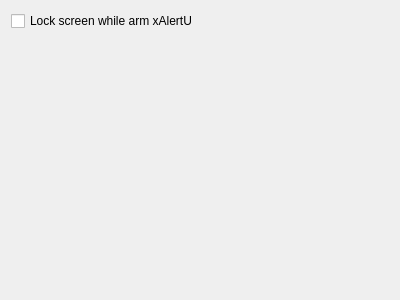
Old version of the form form/xalertuConfig.ui in the repository atanarro/xalertu.
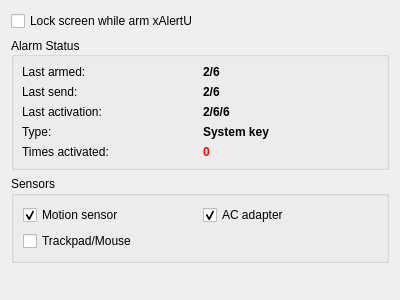
New version of the form.

Commit message: Several changes and new features, including bugs resolved, code reestructuration, added mouse and AC sensor, config GUI improved, added email support, added screenshot support, added icons for accelerometer.

```diff
--- a/form/xalertuConfig.ui
+++ b/form/xalertuConfig.ui
@@ -16,27 +16,14 @@
   <layout class="QVBoxLayout" name="verticalLayout">
    <item>
     <layout class="QGridLayout" name="gridLayout">
-     <item row="0" column="0">
+     <item row="1" column="0">
       <widget class="QCheckBox" name="lockSesion">
        <property name="text">
         <string>Lock screen while arm xAlertU</string>
        </property>
       </widget>
      </item>
-     <item row="0" column="1">
-      <spacer name="horizontalSpacer_2">
-       <property name="orientation">
-        <enum>Qt::Horizontal</enum>
-       </property>
-       <property name="sizeHint" stdset="0">
-        <size>
-         <width>40</width>
-         <height>20</height>
-        </size>
-       </property>
-      </spacer>
-     </item>
-     <item row="1" column="0">
+     <item row="4" column="0">
       <spacer name="verticalSpacer">
        <property name="orientation">
         <enum>Qt::Vertical</enum>
@@ -49,6 +36,233 @@
        </property>
       </spacer>
      </item>
+     <item row="2" column="0">
+      <widget class="QGroupBox" name="gridGroupBox_2">
+       <property name="enabled">
+        <bool>true</bool>
+       </property>
+       <property name="autoFillBackground">
+        <bool>false</bool>
+       </property>
+       <property name="title">
+        <string>Alarm Status</string>
+       </property>
+       <property name="alignment">
+        <set>Qt::AlignLeading|Qt::AlignLeft|Qt::AlignVCenter</set>
+       </property>
+       <property name="flat">
+        <bool>false</bool>
+       </property>
+       <property name="checkable">
+        <bool>false</bool>
+       </property>
+       <layout class="QGridLayout" name="gridLayout_4">
+        <property name="margin">
+         <number>8</number>
+        </property>
+        <item row="1" column="0">
+         <widget class="QLabel" name="label_11">
+          <property name="text">
+           <string>Last send:</string>
+          </property>
+         </widget>
+        </item>
+        <item row="4" column="0">
+         <widget class="QLabel" name="label_12">
+          <property name="text">
+           <string>Times activated:</string>
+          </property>
+         </widget>
+        </item>
+        <item row="3" column="0">
+         <widget class="QLabel" name="label_13">
+          <property name="text">
+           <string>Type:</string>
+          </property>
+         </widget>
+        </item>
+        <item row="0" column="0">
+         <widget class="QLabel" name="label_14">
+          <property name="text">
+           <string>Last armed:</string>
+          </property>
+         </widget>
+        </item>
+        <item row="1" column="1">
+         <widget class="QLabel" name="last_sent">
+          <property name="font">
+           <font>
+            <weight>75</weight>
+            <bold>true</bold>
+           </font>
+          </property>
+          <property name="text">
+           <string>2/6</string>
+          </property>
+         </widget>
+        </item>
+        <item row="4" column="1">
+         <widget class="QLabel" name="times_activated">
+          <property name="palette">
+           <palette>
+            <active>
+             <colorrole role="WindowText">
+              <brush brushstyle="SolidPattern">
+               <color alpha="255">
+                <red>255</red>
+                <green>0</green>
+                <blue>0</blue>
+               </color>
+              </brush>
+             </colorrole>
+             <colorrole role="Text">
+              <brush brushstyle="SolidPattern">
+               <color alpha="255">
+                <red>255</red>
+                <green>0</green>
+                <blue>0</blue>
+               </color>
+              </brush>
+             </colorrole>
+            </active>
+            <inactive>
+             <colorrole role="WindowText">
+              <brush brushstyle="SolidPattern">
+               <color alpha="255">
+                <red>255</red>
+                <green>0</green>
+                <blue>0</blue>
+               </color>
+              </brush>
+             </colorrole>
+             <colorrole role="Text">
+              <brush brushstyle="SolidPattern">
+               <color alpha="255">
+                <red>255</red>
+                <green>0</green>
+                <blue>0</blue>
+               </color>
+              </brush>
+             </colorrole>
+            </inactive>
+            <disabled>
+             <colorrole role="WindowText">
+              <brush brushstyle="SolidPattern">
+               <color alpha="255">
+                <red>146</red>
+                <green>145</green>
+                <blue>144</blue>
+               </color>
+              </brush>
+             </colorrole>
+             <colorrole role="Text">
+              <brush brushstyle="SolidPattern">
+               <color alpha="255">
+                <red>165</red>
+                <green>164</green>
+                <blue>164</blue>
+               </color>
+              </brush>
+             </colorrole>
+            </disabled>
+           </palette>
+          </property>
+          <property name="font">
+           <font>
+            <weight>75</weight>
+            <bold>true</bold>
+           </font>
+          </property>
+          <property name="text">
+           <string>0</string>
+          </property>
+         </widget>
+        </item>
+        <item row="2" column="0">
+         <widget class="QLabel" name="label_17">
+          <property name="text">
+           <string>Last activation:</string>
+          </property>
+         </widget>
+        </item>
+        <item row="3" column="1">
+         <widget class="QLabel" name="type">
+          <property name="font">
+           <font>
+            <weight>75</weight>
+            <bold>true</bold>
+           </font>
+          </property>
+          <property name="text">
+           <string>System key</string>
+          </property>
+         </widget>
+        </item>
+        <item row="2" column="1">
+         <widget class="QLabel" name="last_activation">
+          <property name="font">
+           <font>
+            <weight>75</weight>
+            <bold>true</bold>
+           </font>
+          </property>
+          <property name="text">
+           <string>2/6/6</string>
+          </property>
+         </widget>
+        </item>
+        <item row="0" column="1">
+         <widget class="QLabel" name="last_armed">
+          <property name="font">
+           <font>
+            <weight>75</weight>
+            <bold>true</bold>
+           </font>
+          </property>
+          <property name="text">
+           <string>2/6</string>
+          </property>
+         </widget>
+        </item>
+       </layout>
+      </widget>
+     </item>
+     <item row="3" column="0">
+      <widget class="QGroupBox" name="groupBox">
+       <property name="title">
+        <string>Sensors</string>
+       </property>
+       <layout class="QGridLayout" name="gridLayout_2">
+        <item row="0" column="0">
+         <widget class="QCheckBox" name="activate_motion_sensor">
+          <property name="text">
+           <string>Motion sensor</string>
+          </property>
+          <property name="checked">
+           <bool>true</bool>
+          </property>
+         </widget>
+        </item>
+        <item row="1" column="0">
+         <widget class="QCheckBox" name="activate_mouse_sensor">
+          <property name="text">
+           <string>Trackpad/Mouse</string>
+          </property>
+         </widget>
+        </item>
+        <item row="0" column="1">
+         <widget class="QCheckBox" name="activate_ac_sensor">
+          <property name="text">
+           <string>AC adapter</string>
+          </property>
+          <property name="checked">
+           <bool>true</bool>
+          </property>
+         </widget>
+        </item>
+       </layout>
+      </widget>
+     </item>
     </layout>
    </item>
   </layout>
```
Left out of the diff: 2 changed lines with no effect on the pictures. The commit also changes 21 other files.
